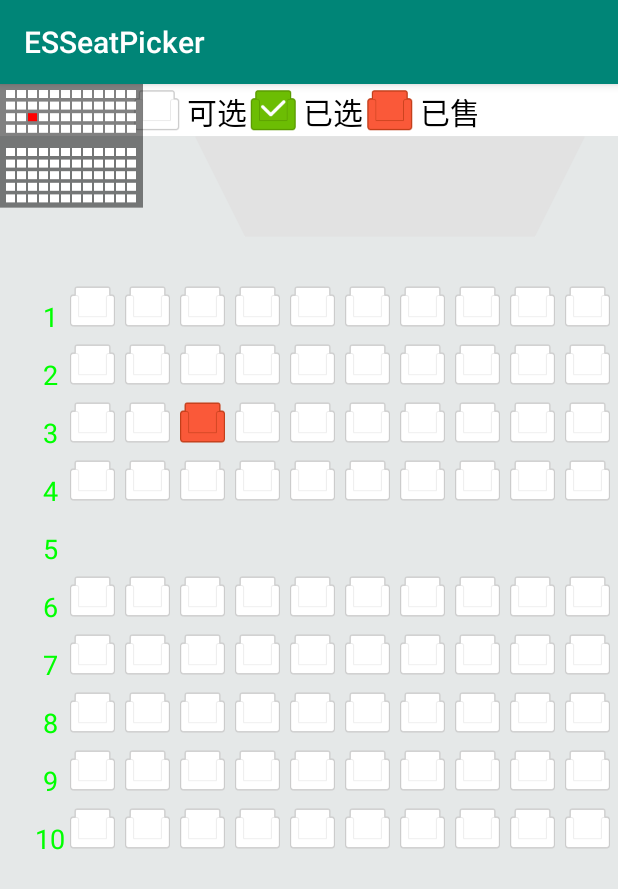
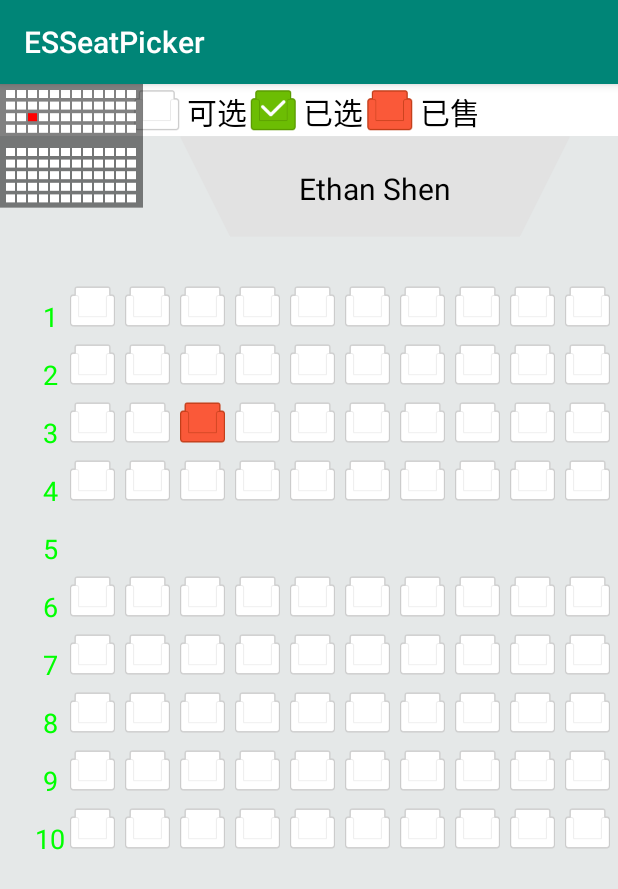
Before and after one commit to Fannibals/ESSeatPicker, an Android app: the screen it shows after launch (MainActivity), on a phone screen of 412 x 824 dp. Shown: the top 889 px of the screen. Run offline under Robolectric (Android 15) with nearby library versions, the phone set to English and light mode, and no system bars.

```diff
--- a/app/src/main/java/com/ethan/esseatpicker/MainActivity.java
+++ b/app/src/main/java/com/ethan/esseatpicker/MainActivity.java
@@ -18,6 +18,7 @@ public class MainActivity extends AppCompatActivity {
     private void initView(){
         seatPicker = findViewById(R.id.seat_picker);
         seatPicker.setMaxSelected(3);
+        seatPicker.setScreenName("Ethan Shen");
         seatPicker.setSeatClassifier(new SeatPicker.SeatClassifier() {
             @Override
             public boolean isValid(int row, int column) {
--- a/app/src/main/java/com/ethan/esseatpicker/SeatPicker.java
+++ b/app/src/main/java/com/ethan/esseatpicker/SeatPicker.java
@@ -295,10 +295,16 @@ public class SeatPicker extends View {
 
     }
     Paint pathPaint;
+    String screenName;
+
+    public void setScreenName(String screenName) {
+        this.screenName = screenName;
+    }
+
     private void drawScreen(Canvas canvas){
         //TODO: Look at Path
         float startY = headHeight;
-        float centerX = lineNumberPaint.measureText("1") + leftMargin + (seatBitmapWidth)/ 2f;
+        float centerX = leftMargin + (seatBitmapWidth)/ 2f;
 
         Path path = new Path();
         path.moveTo(centerX,startY);
@@ -308,7 +314,16 @@ public class SeatPicker extends View {
         path.lineTo(centerX + screenWidth / 2 - screenHeight / 2, startY+ screenHeight);
         path.lineTo(centerX + screenWidth / 2, startY);
 
+        pathPaint.setColor(Color.parseColor("#e2e2e2"));
         canvas.drawPath(path,pathPaint);
+
+        if (!screenName.isEmpty()){
+            pathPaint.setColor(Color.BLACK);
+            pathPaint.setTextSize(30);
+            float strWidth = pathPaint.measureText(screenName);
+            float strHeight = getYForVertCenter(pathPaint, startY, startY + screenHeight);
+            canvas.drawText(screenName,centerX - strWidth/2, strHeight,pathPaint);
+        }
     }
 
     Paint focusPaint;
```
